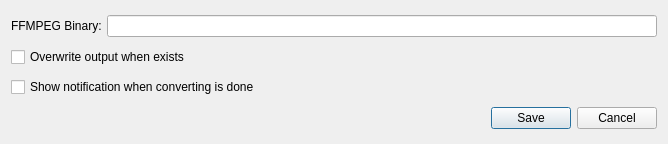
Before: the Qt Designer form src/ui/preferencesdialog.ui in bartkessels/SimpleConvert, drawn with Qt 5.
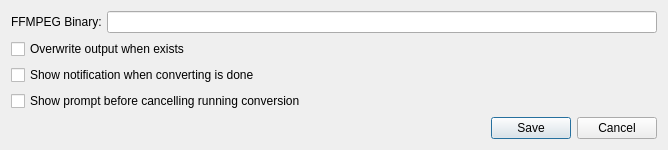
After: the same form once the commit is applied. Icons and pictures are not drawn.

Diff of the .ui file:
```diff
--- a/src/ui/preferencesdialog.ui
+++ b/src/ui/preferencesdialog.ui
@@ -49,6 +49,13 @@
      </property>
     </widget>
    </item>
+   <item>
+    <widget class="QCheckBox" name="cbShowPromptCancellation">
+     <property name="text">
+      <string>Show prompt before cancelling running conversion</string>
+     </property>
+    </widget>
+   </item>
    <item>
     <widget class="QDialogButtonBox" name="buttonBox">
      <property name="standardButtons">
```
